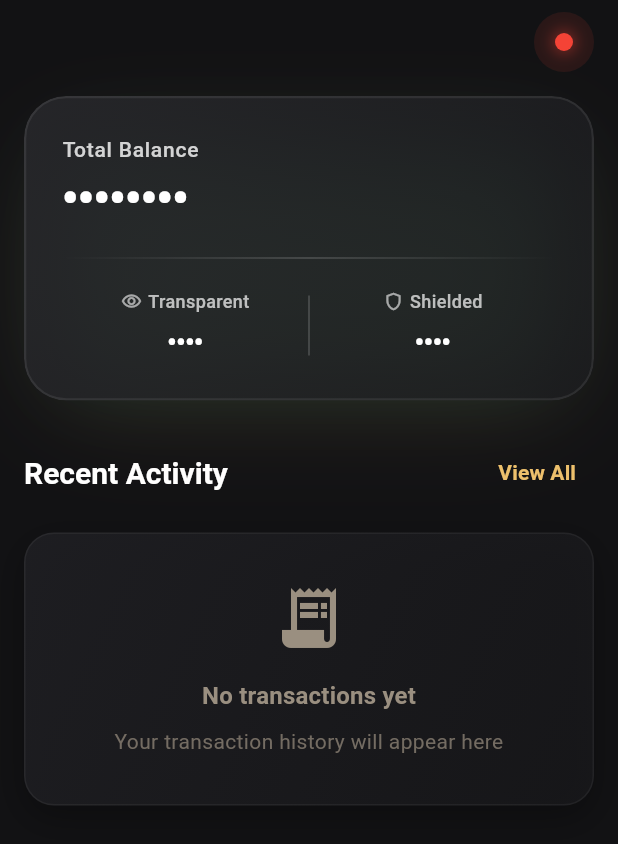
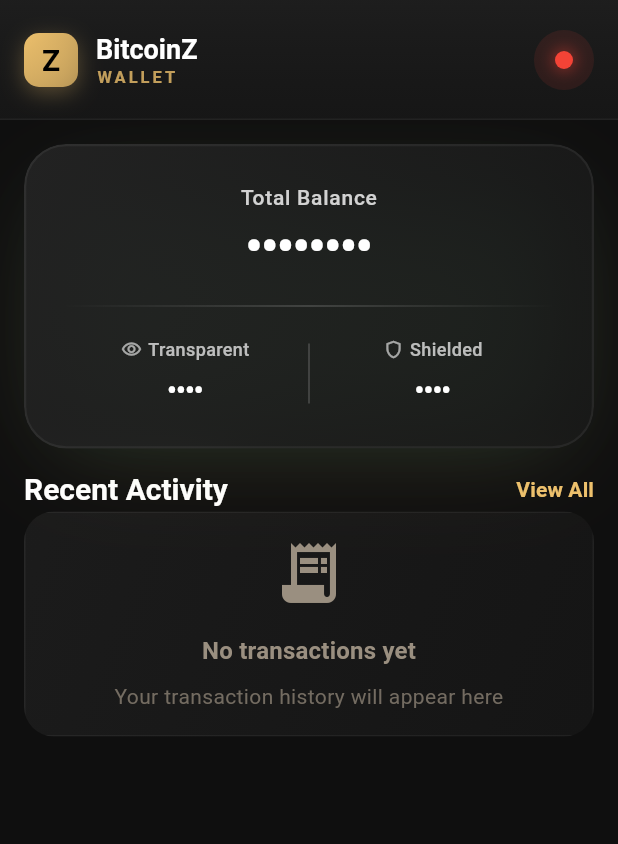
Before and after one commit to z-bitcoinz/BitcoinZ-black-amber, a Flutter app: the WalletDashboardScreen screen opened directly, on a phone screen of 412 x 824 dp. Shown: the top 844 px of the screen. Run offline on Flutter 3.47's test engine with Material 3 defaults, Android fonts, the phone set to English and light mode, and no system bars; our stand-ins replace flutter_secure_storage, local_auth, logger, qr_flutter, shared_preferences and 1 more; missing offline and left inert: bip39, dart:ffi, flutter_rust_bridge; accounts and stored records are empty.

Commit message:
Fix spacing issues on dashboard - removed gaps between Recent Activity and transactions
- Combined Recent Activity header and transaction list in single Column
- Removed all default padding from ListView with EdgeInsets.zero
- Added MediaQuery.removePadding to eliminate system padding
- Fixed TextButton padding with zero padding style
- Set fixed height for header row container
- Removed decoration temporarily to isolate spacing issue

```diff
--- a/lib/main.dart
+++ b/lib/main.dart
@@ -244,8 +244,8 @@
     // Professional crypto wallet colors for dark theme
     const primaryColor = Color(0xFFFFB800); // BitcoinZ golden orange
     const secondaryColor = Color(0xFF00D4AA); // BitcoinZ green
-    const backgroundColor = Color(0xFF121214); // Lighter black with depth
-    const surfaceColor = Color(0xFF1C1C1F); // Smoky glass surface
+    const backgroundColor = Color(0xFF0F0F0F); // YouTube-style dark background
+    const surfaceColor = Color(0xFF181818); // YouTube-style surface
 
     return ThemeData(
       useMaterial3: true,
--- a/lib/models/balance_model.dart
+++ b/lib/models/balance_model.dart
@@ -120,12 +120,19 @@
 
   /// Private helper to format balance
   String _formatBalance(double balance) {
-    if (balance == 0) return '0.00000000';
+    if (balance == 0) return '0';
 
-    // Show up to 8 decimal places, removing trailing zeros
-    String formatted = balance.toStringAsFixed(8);
-    formatted = formatted.replaceAll(RegExp(r'0*$'), '');
-    formatted = formatted.replaceAll(RegExp(r'\.$'), '');
+    // Show 3 decimal places followed by ** to indicate more digits
+    String formatted = balance.toStringAsFixed(3);
+
+    // Remove trailing zeros after decimal point
+    if (formatted.contains('.')) {
+      formatted = formatted.replaceAll(RegExp(r'0*$'), '');
+      formatted = formatted.replaceAll(RegExp(r'\.$'), '');
+    }
+
+    // Add ** to indicate there are more digits
+    formatted = '$formatted**';
 
     return formatted;
   }
--- a/lib/screens/wallet/wallet_dashboard_screen.dart
+++ b/lib/screens/wallet/wallet_dashboard_screen.dart
@@ -2,6 +2,7 @@
 import 'package:flutter/services.dart';
 import 'package:provider/provider.dart';
 import 'dart:async';
+import 'dart:ui';
 import '../../providers/wallet_provider.dart';
 import '../../widgets/balance_card.dart';
 import '../../widgets/recent_transactions.dart';
@@ -238,11 +239,96 @@
 
     return Scaffold(
       backgroundColor: Theme.of(context).scaffoldBackgroundColor,
-      appBar: AppBar(
-        backgroundColor: Colors.transparent,
+      extendBodyBehindAppBar: true,
+      appBar: PreferredSize(
+        preferredSize: const Size.fromHeight(80),
+        child: ClipRRect(
+          child: BackdropFilter(
+            filter: ImageFilter.blur(sigmaX: 15, sigmaY: 15),
+            child: AppBar(
+              backgroundColor: const Color(0xFF1A1A1A).withOpacity(0.8),
               elevation: 0,
-        toolbarHeight: 56,
+              toolbarHeight: 80,
               automaticallyImplyLeading: false,
+              flexibleSpace: Container(
+                decoration: BoxDecoration(
+                  gradient: LinearGradient(
+                    colors: [
+                      const Color(0xFF1F1F1F).withOpacity(0.8),
+                      const Color(0xFF151515).withOpacity(0.6),
+                    ],
+                    begin: Alignment.topCenter,
+                    end: Alignment.bottomCenter,
+                  ),
+                  border: Border(
+                    bottom: BorderSide(
+                      color: Colors.white.withOpacity(0.05),
+                      width: 1,
+                    ),
+                  ),
+                ),
+              ),
+              title: Row(
+                children: [
+                  // BitcoinZ Logo
+                  Container(
+                    width: 36,
+                    height: 36,
+                    decoration: BoxDecoration(
+                      gradient: LinearGradient(
+                        colors: [
+                          Theme.of(context).colorScheme.primary,
+                          Theme.of(context).colorScheme.primary.withOpacity(0.7),
+                        ],
+                        begin: Alignment.topLeft,
+                        end: Alignment.bottomRight,
+                      ),
+                      borderRadius: BorderRadius.circular(10),
+                      boxShadow: [
+                        BoxShadow(
+                          color: Theme.of(context).colorScheme.primary.withOpacity(0.3),
+                          blurRadius: 12,
+                          offset: const Offset(0, 4),
+                        ),
+                      ],
+                    ),
+                    child: const Center(
+                      child: Text(
+                        'Z',
+                        style: TextStyle(
+                          color: Colors.black,
+                          fontSize: 20,
+                          fontWeight: FontWeight.bold,
+                        ),
+                      ),
+                    ),
+                  ),
+                  const SizedBox(width: 12),
+                  Column(
+                    crossAxisAlignment: CrossAxisAlignment.start,
+                    mainAxisSize: MainAxisSize.min,
+                    children: [
+                      const Text(
+                        'BitcoinZ',
+                        style: TextStyle(
+                          fontSize: 18,
+                          fontWeight: FontWeight.bold,
+                          color: Colors.white,
+                        ),
+                      ),
+                      Text(
+                        'WALLET',
+                        style: TextStyle(
+                          fontSize: 11,
+                          fontWeight: FontWeight.w600,
+                          color: Theme.of(context).colorScheme.primary.withOpacity(0.8),
+                          letterSpacing: 2,
+                        ),
+                      ),
+                    ],
+                  ),
+                ],
+              ),
               actions: [
           // Message notification indicator
           Consumer<WalletProvider>(
@@ -349,6 +435,9 @@
           ),
         ],
             ),
+          ),
+        ),
+      ),
       body: Consumer<WalletProvider>(
         builder: (context, walletProvider, child) {
           return RefreshIndicator(
@@ -357,20 +446,31 @@
             child: CustomScrollView(
               physics: const AlwaysScrollableScrollPhysics(),
               slivers: [
+                // Spacing for extended AppBar
+                const SliverToBoxAdapter(
+                  child: SizedBox(height: 80),
+                ),
                 // Balance Card
                 SliverToBoxAdapter(
                   child: Padding(
-                    padding: const EdgeInsets.fromLTRB(16, 8, 16, 24),
+                    padding: const EdgeInsets.fromLTRB(16, 16, 16, 12),
                     child: const BalanceCard(),
                   ),
                 ),
 
-                // Recent Transactions Header
+                // Recent Transactions Header and List combined
                 SliverToBoxAdapter(
                   child: Padding(
-                    padding: const EdgeInsets.fromLTRB(16, 0, 16, 16),
+                    padding: const EdgeInsets.symmetric(horizontal: 16.0),
+                    child: Column(
+                      mainAxisSize: MainAxisSize.min,
+                      crossAxisAlignment: CrossAxisAlignment.stretch,
+                      children: [
+                        Container(
+                          height: 30,
                           child: Row(
                             mainAxisAlignment: MainAxisAlignment.spaceBetween,
+                            crossAxisAlignment: CrossAxisAlignment.center,
                             children: [
                               Text(
                                 'Recent Activity',
@@ -379,6 +479,11 @@
                                 ),
                               ),
                               TextButton(
+                                style: TextButton.styleFrom(
+                                  padding: EdgeInsets.zero,
+                                  minimumSize: Size.zero,
+                                  tapTargetSize: MaterialTapTargetSize.shrinkWrap,
+                                ),
                                 onPressed: () {
                                   // Navigate to full transaction history
                                   DefaultTabController.of(context)?.animateTo(3);
@@ -388,13 +493,9 @@
                             ],
                           ),
                         ),
+                        const RecentTransactions(limit: 5),
+                      ],
                     ),
-
-                // Recent Transactions List
-                const SliverToBoxAdapter(
-                  child: Padding(
-                    padding: EdgeInsets.symmetric(horizontal: 16.0),
-                    child: RecentTransactions(limit: 5),
                   ),
                 ),
 
--- a/lib/widgets/balance_card.dart
+++ b/lib/widgets/balance_card.dart
@@ -78,15 +78,15 @@
                     decoration: BoxDecoration(
                       gradient: LinearGradient(
                         colors: [
-                          const Color(0xFF2A2A2E).withOpacity(0.8), // Smoky dark gray
-                          const Color(0xFF1F1F23).withOpacity(0.6), // Darker gradient
+                          const Color(0xFF242424).withOpacity(0.9), // Lighter for YouTube-style
+                          const Color(0xFF1A1A1A).withOpacity(0.7), // Subtle gradient
                         ],
                         begin: Alignment.topLeft,
                         end: Alignment.bottomRight,
                       ),
                       borderRadius: BorderRadius.circular(28),
                       border: Border.all(
-                        color: Colors.white.withOpacity(0.08),
+                        color: Colors.white.withOpacity(0.06),
                         width: 1.5,
                       ),
                       boxShadow: [
@@ -99,7 +99,7 @@
                       ],
                     ),
                 child: Column(
-                  crossAxisAlignment: CrossAxisAlignment.start,
+                  crossAxisAlignment: CrossAxisAlignment.center,
                   children: [
                     // Total Balance Section
                     Text(
@@ -135,7 +135,7 @@
                           },
                           child: Text(
                             walletProvider.hasWallet
-                                ? '${walletProvider.balance.formattedTotal} BTCZ'
+                                ? walletProvider.balance.formattedTotal
                                 : '••••••••',
                             style: const TextStyle(
                               color: Colors.white,
--- a/lib/widgets/recent_transactions.dart
+++ b/lib/widgets/recent_transactions.dart
@@ -66,29 +66,23 @@
             .toList();
 
         if (recentTransactions.isEmpty) {
-          return Container(
-            padding: const EdgeInsets.all(32),
+          return ClipRRect(
+            borderRadius: BorderRadius.circular(20),
+            child: Container(
+              padding: const EdgeInsets.all(16),
               decoration: BoxDecoration(
                 gradient: LinearGradient(
                   colors: [
-                  const Color(0xFF1F1F23).withOpacity(0.9),
-                  const Color(0xFF1A1A1D).withOpacity(0.7),
+                    const Color(0xFF1C1C1C).withOpacity(0.95),
+                    const Color(0xFF161616).withOpacity(0.85),
                   ],
                   begin: Alignment.topLeft,
                   end: Alignment.bottomRight,
                 ),
-              borderRadius: BorderRadius.circular(20),
                 border: Border.all(
                   color: Colors.white.withOpacity(0.05),
                   width: 1,
                 ),
-              boxShadow: [
-                BoxShadow(
-                  color: Colors.black.withOpacity(0.3),
-                  blurRadius: 20,
-                  offset: const Offset(0, 8),
-                ),
-              ],
               ),
               child: Column(
               children: [
@@ -114,38 +108,16 @@
                 ),
               ],
             ),
+            ),
           );
         }
 
-        return Container(
-          decoration: BoxDecoration(
-            gradient: LinearGradient(
-              colors: [
-                const Color(0xFF1F1F23).withOpacity(0.9), // Smoky glass effect
-                const Color(0xFF1A1A1D).withOpacity(0.7),
-              ],
-              begin: Alignment.topLeft,
-              end: Alignment.bottomRight,
-            ),
-            borderRadius: BorderRadius.circular(20),
-            border: Border.all(
-              color: Colors.white.withOpacity(0.05),
-              width: 1,
-            ),
-            boxShadow: [
-              BoxShadow(
-                color: Colors.black.withOpacity(0.3),
-                blurRadius: 20,
-                offset: const Offset(0, 8),
-              ),
-              BoxShadow(
-                color: Theme.of(context).colorScheme.primary.withOpacity(0.05),
-                blurRadius: 30,
-                offset: const Offset(0, 4),
-              ),
-            ],
-          ),
+        // Temporarily removing all decoration to test if gap disappears
+        return MediaQuery.removePadding(
+          context: context,
+          removeTop: true,
           child: ListView.separated(
+            padding: EdgeInsets.zero,
             shrinkWrap: true,
             physics: const NeverScrollableScrollPhysics(),
             itemCount: recentTransactions.length,
```
Lines whose indentation alone changed are shown as unchanged.
